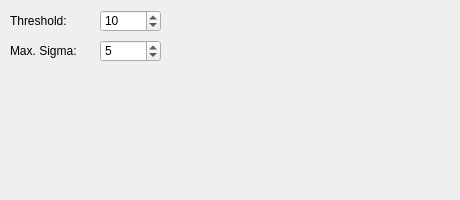
Above: Modules/Difference-of-Gaussians.ui from Molecular-Nanophotonics/TrackerLab before the change. Below: the same form after it.
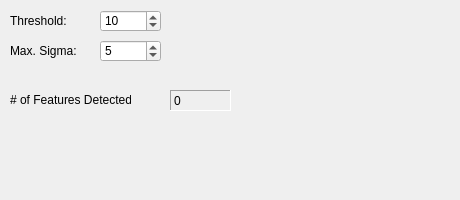
That is the form after the change.

What changed in the file:
```diff
--- a/Modules/Difference-of-Gaussians.ui
+++ b/Modules/Difference-of-Gaussians.ui
@@ -86,6 +86,38 @@
      <set>Qt::AlignLeading|Qt::AlignLeft|Qt::AlignVCenter</set>
     </property>
    </widget>
+   <widget class="QLabel" name="numberOfSpotsLabel">
+    <property name="geometry">
+     <rect>
+      <x>10</x>
+      <y>90</y>
+      <width>121</width>
+      <height>20</height>
+     </rect>
+    </property>
+    <property name="text">
+     <string># of Features Detected:</string>
+    </property>
+   </widget>
+   <widget class="QLabel" name="numberOfFeatures">
+    <property name="geometry">
+     <rect>
+      <x>170</x>
+      <y>90</y>
+      <width>61</width>
+      <height>21</height>
+     </rect>
+    </property>
+    <property name="frameShape">
+     <enum>QFrame::Panel</enum>
+    </property>
+    <property name="frameShadow">
+     <enum>QFrame::Sunken</enum>
+    </property>
+    <property name="text">
+     <string>0</string>
+    </property>
+   </widget>
   </widget>
  </widget>
  <resources/>
```
